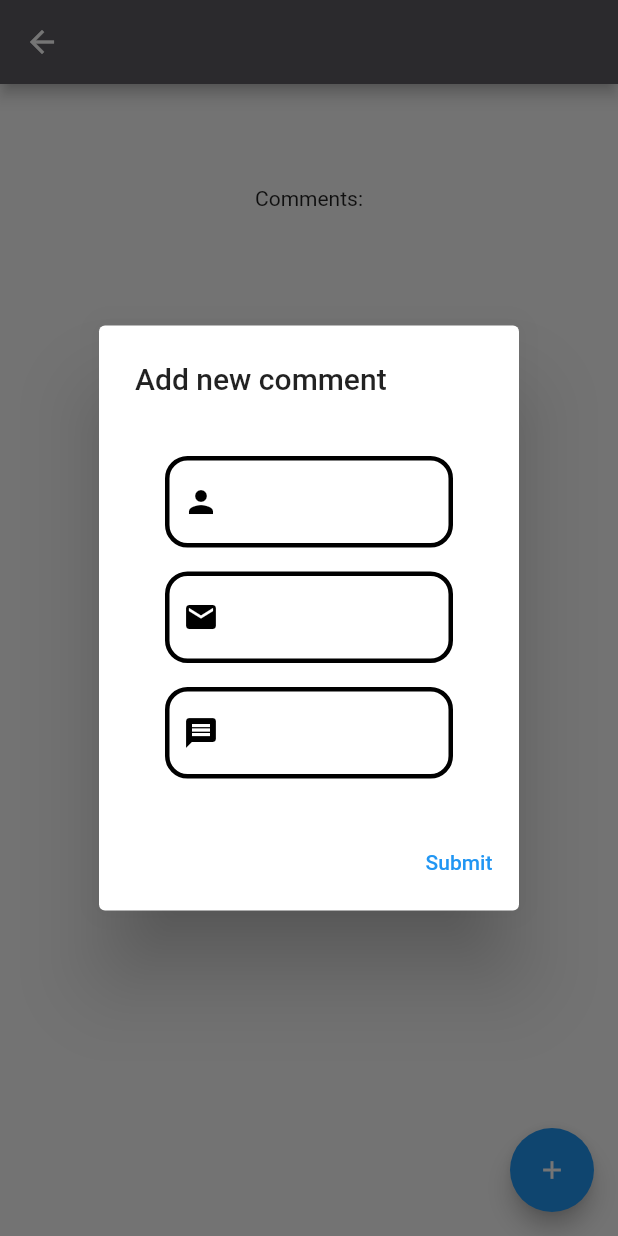
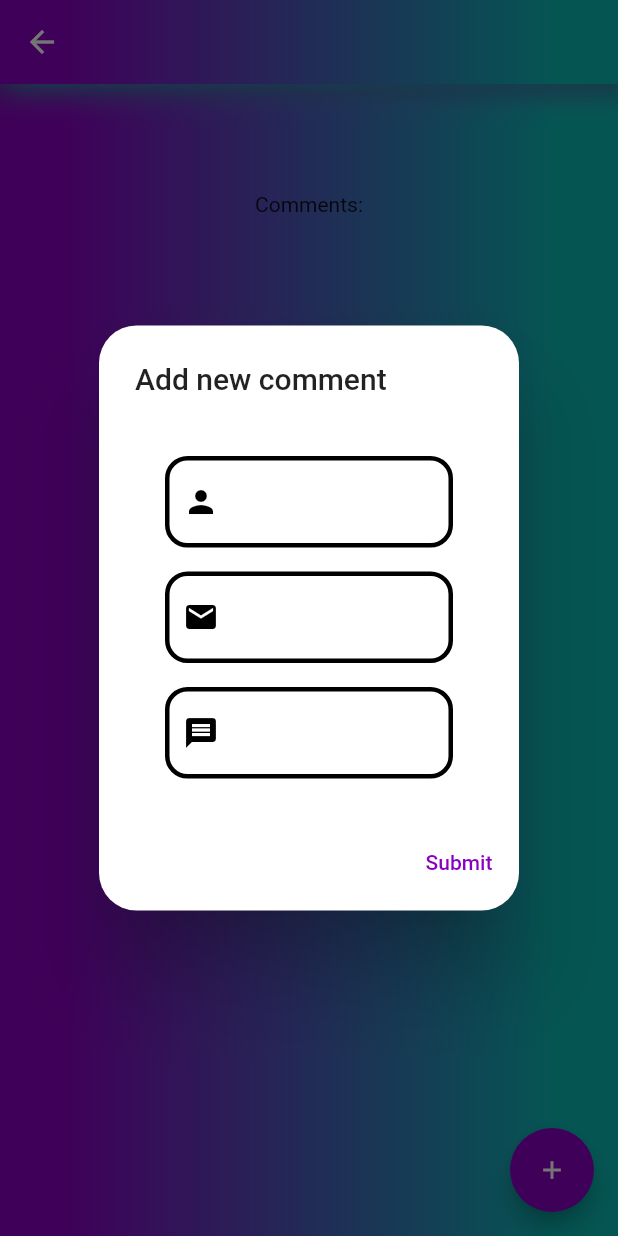
Before and after one commit to edgarpapikyan1997/eclipse_test_task, a Flutter app: the PostDetailPage screen opened directly with empty values, after a tap on the "add" icon, on a phone screen of 412 x 824 dp. Run offline on Flutter 3.47's test engine with Material 2 defaults, Android fonts, the phone set to English and light mode, and no system bars; our stand-ins replace dio, flutter_mobx, get_it, mobx; generated files the repository leaves out were written again; network calls fail.

Commit message:
design updating

```diff
--- a/analysis_options.yaml
+++ b/analysis_options.yaml
@@ -11,9 +11,6 @@ analyzer:
     strict-raw-types: true
   plugins:
     - dart_code_metrics
-  strong-mode:
-    implicit-casts: false
-    implicit-dynamic: true
   errors:
     avoid_dynamic_calls: error
     avoid_empty_else: error
--- a/lib/constants/flavor.dart
+++ b/lib/constants/flavor.dart
@@ -1,3 +1,5 @@
+// ignore_for_file: constant_identifier_names
+
 enum Flavor {
   DEV,
   PROD,
--- a/lib/presentation/post_detail_page.dart
+++ b/lib/presentation/post_detail_page.dart
@@ -66,20 +66,34 @@ class _PostDetailPageState extends State<PostDetailPage> with AfterLayoutMixin {
         title: Text(widget.post.title),
         centerTitle: true,
         titleTextStyle: AppTextStyles.title,
-        backgroundColor: AppColors.gray,
+        flexibleSpace: Container(
+          decoration: const BoxDecoration(
+            boxShadow: [
+              BoxShadow(color: Colors.purple, blurRadius: 20),
+              BoxShadow(color: AppColors.blueDiff, blurRadius: 20)
+            ],
+            gradient: AppColors.purpleBLue,
+          ),
+        ),
+        // backgroundColor: AppColors.green,
       ),
       body: Observer(
         builder: (_) => _loadingState.isLoading
             ? const Loader()
-            : CustomScrollView(
+            : DecoratedBox(
+                decoration: const BoxDecoration(gradient: AppColors.purpleBLue),
+                child: CustomScrollView(
                   slivers: [
                     SliverToBoxAdapter(
                       child: Column(
                         children: [
+                          const SizedBox(
+                            height: 20,
+                          ),
                           Text(
                             widget.post.title,
                             style: AppTextStyles.title.copyWith(
-                            color: Colors.black,
+                              color: Colors.white,
                             ),
                             textAlign: TextAlign.start,
                           ),
@@ -87,7 +101,7 @@ class _PostDetailPageState extends State<PostDetailPage> with AfterLayoutMixin {
                           Text(
                             widget.post.body,
                             style: AppTextStyles.bodyTextStyle.copyWith(
-                            color: Colors.black,
+                              color: Colors.white,
                             ),
                           ),
                           const SizedBox(
@@ -114,12 +128,15 @@ class _PostDetailPageState extends State<PostDetailPage> with AfterLayoutMixin {
                       ),
                     ),
                   ],
-              ).paddingAll(),
+                ),
+              ),
       ),
       floatingActionButton: FloatingActionButton(
+        backgroundColor: AppColors.purpleDiff,
         child: const Icon(
           Icons.add,
           size: 20,
+          color: AppColors.white,
         ),
         onPressed: () => _displayDialog(context),
       ),
@@ -131,6 +148,9 @@ class _PostDetailPageState extends State<PostDetailPage> with AfterLayoutMixin {
       context: context,
       builder: (context) {
         return AlertDialog(
+          shape: RoundedRectangleBorder(
+            borderRadius: BorderRadius.circular(25),
+          ),
           insetPadding: EdgeInsets.zero,
           scrollable: true,
           title: const Text(AppWords.addNewComment),
@@ -168,7 +188,8 @@ class _PostDetailPageState extends State<PostDetailPage> with AfterLayoutMixin {
           ),
           actions: <Widget>[
             TextButton(
-              child: const Text(AppWords.submit),
+              child: const Text(AppWords.submit,
+                  style: TextStyle(color: AppColors.purpleDiff)),
               onPressed: () {
                 ApiService.sendComment(
                   name: nameController.text,
--- a/lib/presentation/theme/app_colors.dart
+++ b/lib/presentation/theme/app_colors.dart
@@ -18,4 +18,13 @@ class AppColors {
       blueDiff,
     ],
   );
+
+  static const purpleBlueDiff = LinearGradient(
+    stops: [0.10, 0.90],
+    colors: <Color>[
+      Colors.deepPurpleAccent,
+      blueDiff,
+    ],
+  );
+
 }
--- a/lib/presentation/theme/app_text_styles.dart
+++ b/lib/presentation/theme/app_text_styles.dart
@@ -8,6 +8,12 @@ class AppTextStyles {
   static TextStyle bodyTextStyle = const TextStyle(
     fontSize: 14,
     color: Colors.black,
+  );
+
+  static TextStyle bodyTextStyleWhite = const TextStyle(
+    fontSize: 14,
+    color: Colors.white,
+    fontWeight: FontWeight.bold,
   );
 
   static TextStyle title = const TextStyle(
```
Also changed, not shown: lib/presentation/album_detail_page.dart (+18 -3 lines), lib/presentation/all_albums_page.dart (+15 -2 lines), lib/presentation/all_posts_page.dart (+22 -3 lines), lib/presentation/shared_widgets/album_card.dart (+11 -6 lines), lib/presentation/shared_widgets/comment_card.dart (+18 -10 lines), lib/presentation/shared_widgets/post_card.dart (+11 -1 lines), lib/presentation/user_page.dart (+55 -43 lines), pubspec.yaml (+8 -9 lines), lib/mixins/after_layout.dart (line endings or trailing spaces), lib/store/loading_state/loading_state.dart (line endings or trailing spaces), pubspec.lock. Lines whose indentation alone changed are shown as unchanged.
